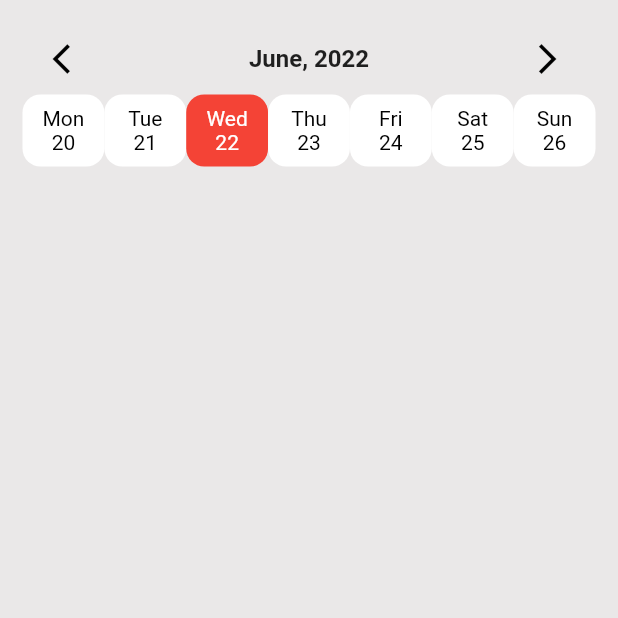
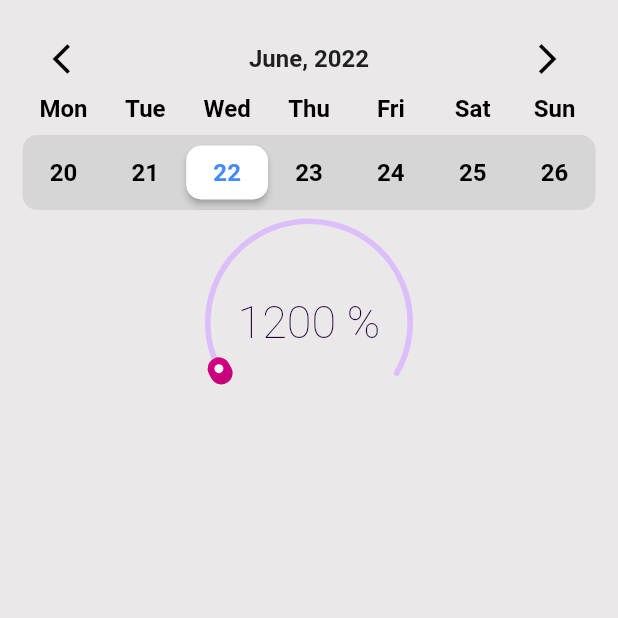
Before and after one commit to DodoorSoft/calorie_diary, a Flutter app: the screen it shows after launch, on a phone screen of 412 x 824 dp, the top half of it. Run offline on Flutter 3.47's test engine with Material 2 defaults, Android fonts, the phone set to English and light mode, and no system bars; drawn by our look-alikes of sleek_circular_slider.

Commit message:
final top calendar

```diff
--- /dev/null
+++ b/lib/components/calorie_progress_bar.dart
@@ -0,0 +1 @@
+import 'package:flutter/material.dart';
--- a/lib/components/top_calendar.dart
+++ b/lib/components/top_calendar.dart
@@ -104,19 +104,30 @@ class _TopCalendarState extends State<TopCalendar> {
             ),
             Row(
               mainAxisAlignment: MainAxisAlignment.spaceEvenly,
+              children: days.entries.map((e)=> Expanded(child:Center(
+                child: Text(
+                  e.key,
+                  style: kSubTitleStyle.copyWith(
+                      color: Colors.black,fontSize: 16 ),
+                ),
+              ),)).toList(),
+            ),
+
+            Padding(
+              padding: const EdgeInsets.only(top:8.0),
+              child: Container(
+                decoration: BoxDecoration(
+                  color: const Color(0xffD6D6D6),
+                  borderRadius: BorderRadius.circular(10)
+                ),
+                child: Row(
+                  mainAxisAlignment: MainAxisAlignment.spaceEvenly,
                   children: days.entries
                       .map((e) => Expanded(
-                child: TextButton(
-                  style: ButtonStyle(
-                      backgroundColor:
-                      days.values.toList()[weekDay - 1]!.day ==
-                          e.value!.day
-                          ? MaterialStateProperty.all(
-                          Colors.red)
-                          : MaterialStateProperty.all(Colors.white),
-                      shape: MaterialStateProperty.all(
-                          RoundedRectangleBorder(
-                              borderRadius: BorderRadius.circular(12)))),
+                    child: Column(
+                      children: [
+                        days.values.toList()[weekDay - 1]!.day !=
+                            e.value!.day ? TextButton(
                           onPressed: () {
                             DateTime selectedDate =
                             selectDay(e.value!.day, e.value!.month, e.value!.year);
@@ -128,29 +139,48 @@ class _TopCalendarState extends State<TopCalendar> {
                                   .weekday;
                             });
                           },
-                  child: Column(
-                    children: [
-                      Text(
-                        e.key,
+                          child: Text(
+                            '${e.value!.day}',
                             style: kSubTitleStyle.copyWith(
                                 color: days.values.toList()[weekDay - 1]!.day ==
                                     e.value!.day
                                     ? Colors.white
                                     : Colors.black),
                           ),
-                      Text(
+                        ):
+                        Padding(
+                          padding: const EdgeInsets.only(top: 1,bottom: 1),
+                          child: ElevatedButton(
+                            style: ElevatedButton.styleFrom(
+                              primary: Colors.white,
+                              shape: RoundedRectangleBorder(
+                                borderRadius: BorderRadius.circular(10)
+                              )
+                            ),
+                            onPressed: () {
+                              DateTime selectedDate =
+                              selectDay(e.value!.day, e.value!.month, e.value!.year);
+                              widget.parentAction(selectedDate);
+                              setState(() {
+                                date = selectedDate;
+                                weekDay = selectDay(
+                                    e.value!.day, e.value!.month, e.value!.year)
+                                    .weekday;
+                              });
+                            },
+                            child: Text(
                               '${e.value!.day}',
                               style: kSubTitleStyle.copyWith(
-                            color: days.values.toList()[weekDay - 1]!.day ==
-                                e.value!.day
-                                ? Colors.white
-                                : Colors.black),
-                      )
+                                  color: Colors.blueAccent),
+                            ),
+                          ),
+                        ),
                       ],
-                  ),
                     ),
                   ))
                       .toList(),
+                ),
+              ),
             ),
           ],
         ));
--- a/lib/constants.dart
+++ b/lib/constants.dart
@@ -5,5 +5,5 @@ const Color kLightBackground = Color(0xffeae8e8);
 
 const kSubTitleStyle = TextStyle(
     color: Colors.white,
-    fontWeight: FontWeight.w400,
-    fontSize: 14);
+    fontWeight: FontWeight.w700,
+    fontSize: 16);
--- a/lib/views/home_screen.dart
+++ b/lib/views/home_screen.dart
@@ -1,6 +1,7 @@
 import 'package:calorie_diary/components/top_calendar.dart';
 import 'package:calorie_diary/constants.dart';
 import 'package:flutter/material.dart';
+import 'package:sleek_circular_slider/sleek_circular_slider.dart';
 
 class HomeScreen extends StatefulWidget {
   const HomeScreen({Key? key}) : super(key: key);
@@ -23,7 +24,17 @@ class _HomeScreenState extends State<HomeScreen> {
         child: SingleChildScrollView(
           child: Column(
             children: [
-              TopCalendar(parentAction: (DateTime date){})
+              TopCalendar(parentAction: (DateTime date){}),
+          SleekCircularSlider(
+            initialValue: 1200,
+              min: 0,
+              max: 99999,
+              appearance: CircularSliderAppearance(
+                spinnerMode: true
+              ),
+              onChange: (double value) {
+                print(value);
+              })
             ],
           ),
         ),),),
```
Lines whose indentation alone changed are shown as unchanged.
